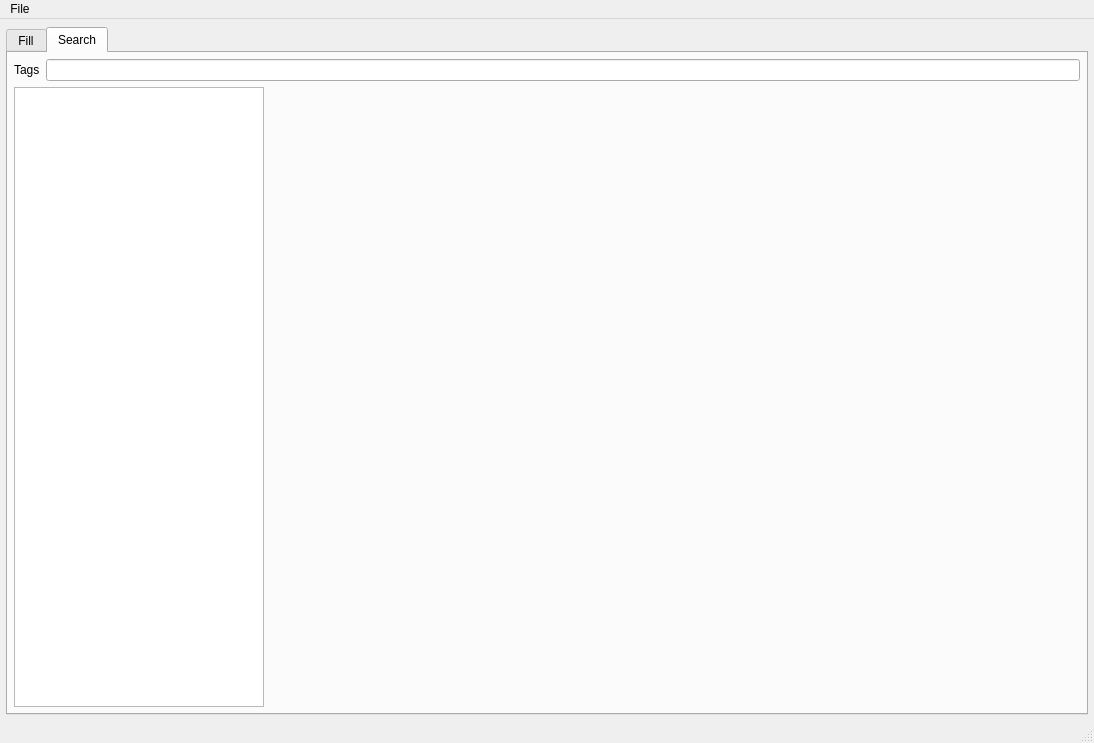
The window that mainwindow.ui (gbizzotto/eptg) describes before a commit, drawn with Qt 5.
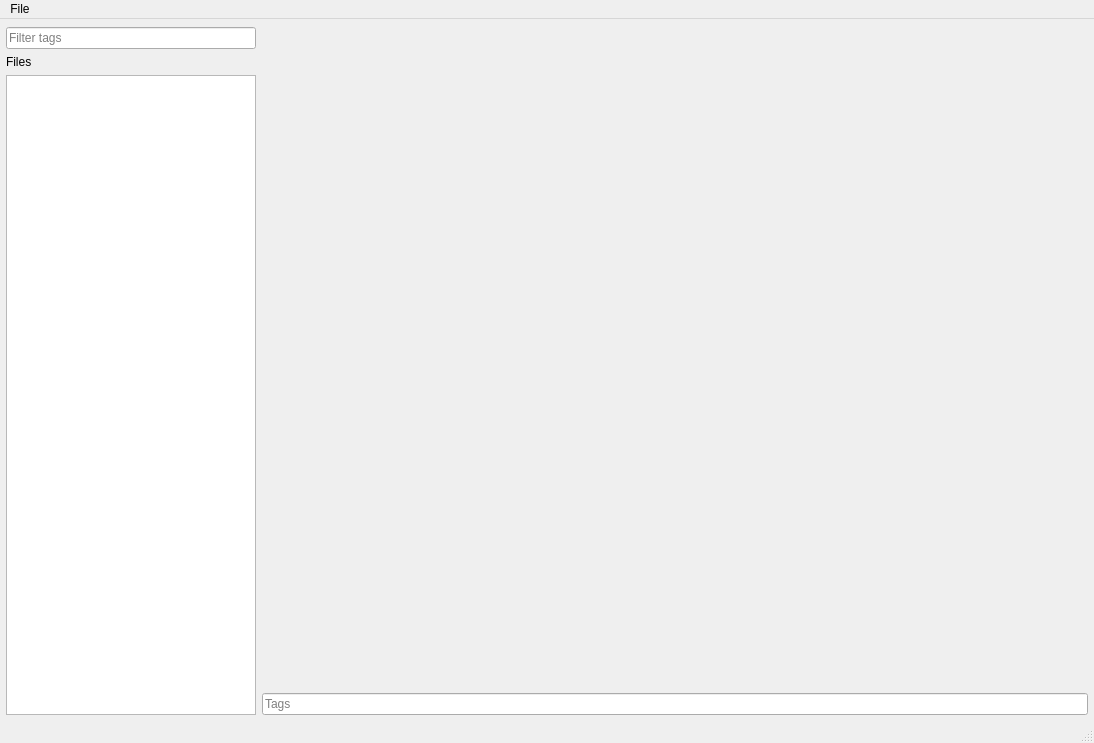
The same window after the commit. The open tabs and pages were chosen to show the change.

Commit message: All in one tab.

Patch:
```diff
--- a/mainwindow.ui
+++ b/mainwindow.ui
@@ -14,7 +14,7 @@
    <string>eptgQt</string>
   </property>
   <widget class="QWidget" name="centralwidget">
-   <layout class="QVBoxLayout" name="verticalLayout_4">
+   <layout class="QHBoxLayout" name="horizontalLayout_4">
     <property name="leftMargin">
      <number>6</number>
     </property>
@@ -28,28 +28,6 @@
      <number>6</number>
     </property>
     <item>
-     <widget class="QTabWidget" name="tabWidget">
-      <property name="currentIndex">
-       <number>0</number>
-      </property>
-      <widget class="QWidget" name="tab_3">
-       <attribute name="title">
-        <string>Fill</string>
-       </attribute>
-       <layout class="QHBoxLayout" name="horizontalLayout">
-        <property name="leftMargin">
-         <number>6</number>
-        </property>
-        <property name="topMargin">
-         <number>6</number>
-        </property>
-        <property name="rightMargin">
-         <number>6</number>
-        </property>
-        <property name="bottomMargin">
-         <number>6</number>
-        </property>
-        <item>
          <layout class="QVBoxLayout" name="verticalLayout_2">
           <property name="spacing">
            <number>-1</number>
@@ -57,6 +35,29 @@
           <property name="sizeConstraint">
            <enum>QLayout::SetMinimumSize</enum>
           </property>
+      <item>
+       <layout class="QHBoxLayout" name="horizontalLayout">
+        <property name="sizeConstraint">
+         <enum>QLayout::SetDefaultConstraint</enum>
+        </property>
+        <item>
+         <widget class="QLineEdit" name="searchEdit">
+          <property name="sizePolicy">
+           <sizepolicy hsizetype="Preferred" vsizetype="Fixed">
+            <horstretch>0</horstretch>
+            <verstretch>0</verstretch>
+           </sizepolicy>
+          </property>
+          <property name="statusTip">
+           <string/>
+          </property>
+          <property name="placeholderText">
+           <string>Filter tags</string>
+          </property>
+         </widget>
+        </item>
+       </layout>
+      </item>
           <item>
            <widget class="QLabel" name="label">
             <property name="sizePolicy">
@@ -136,85 +137,15 @@
           <item>
            <layout class="QHBoxLayout" name="horizontalLayout_2">
             <item>
-             <widget class="QLabel" name="label_3">
-              <property name="text">
+         <widget class="QLineEdit" name="tagsEdit">
+          <property name="placeholderText">
                <string>Tags</string>
               </property>
              </widget>
             </item>
-            <item>
-             <widget class="QLineEdit" name="tagsEdit"/>
-            </item>
            </layout>
           </item>
          </layout>
-        </item>
-       </layout>
-      </widget>
-      <widget class="QWidget" name="tab_4">
-       <attribute name="title">
-        <string>Search</string>
-       </attribute>
-       <layout class="QVBoxLayout" name="verticalLayout_6">
-        <property name="leftMargin">
-         <number>6</number>
-        </property>
-        <property name="topMargin">
-         <number>6</number>
-        </property>
-        <property name="rightMargin">
-         <number>6</number>
-        </property>
-        <property name="bottomMargin">
-         <number>6</number>
-        </property>
-        <item>
-         <layout class="QHBoxLayout" name="horizontalLayout_6">
-          <item>
-           <widget class="QLabel" name="label_5">
-            <property name="text">
-             <string>Tags</string>
-            </property>
-           </widget>
-          </item>
-          <item>
-           <widget class="QLineEdit" name="searchEdit"/>
-          </item>
-         </layout>
-        </item>
-        <item>
-         <layout class="QHBoxLayout" name="horizontalLayout_3">
-          <item>
-           <widget class="QListWidget" name="searchList">
-            <property name="minimumSize">
-             <size>
-              <width>50</width>
-              <height>0</height>
-             </size>
-            </property>
-            <property name="maximumSize">
-             <size>
-              <width>250</width>
-              <height>16777215</height>
-             </size>
-            </property>
-           </widget>
-          </item>
-          <item>
-           <widget class="QLabel" name="searchPreview">
-            <property name="text">
-             <string/>
-            </property>
-            <property name="alignment">
-             <set>Qt::AlignLeading|Qt::AlignLeft|Qt::AlignTop</set>
-            </property>
-           </widget>
-          </item>
-         </layout>
-        </item>
-       </layout>
-      </widget>
-     </widget>
     </item>
    </layout>
   </widget>
```
Lines whose indentation alone changed are shown as unchanged. The commit also changes 4 other files.
